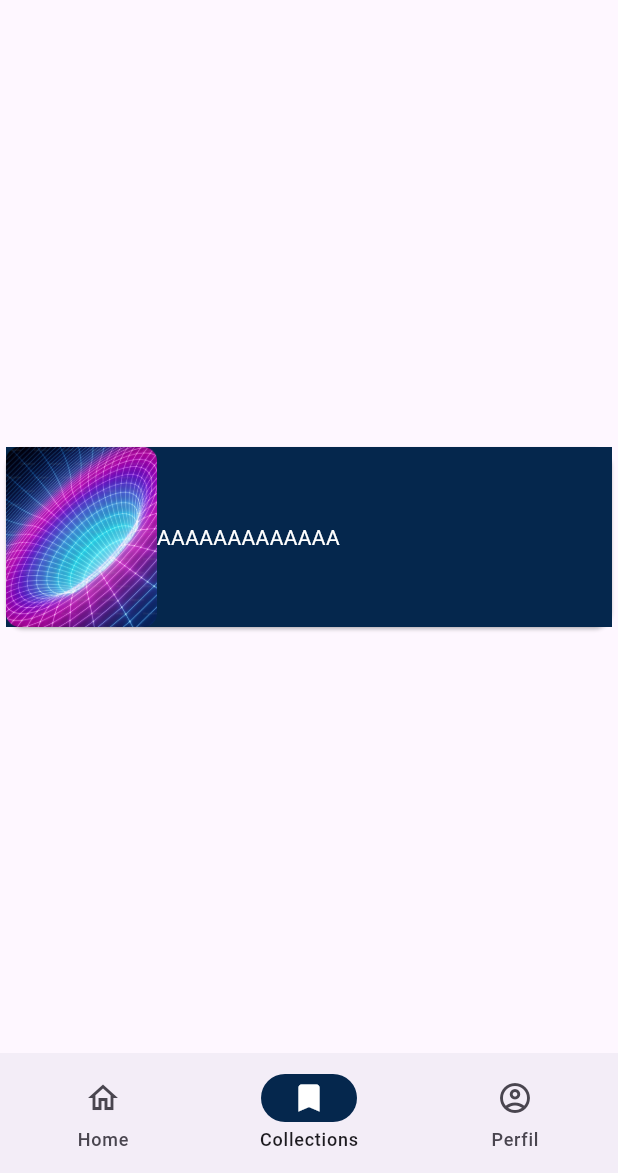
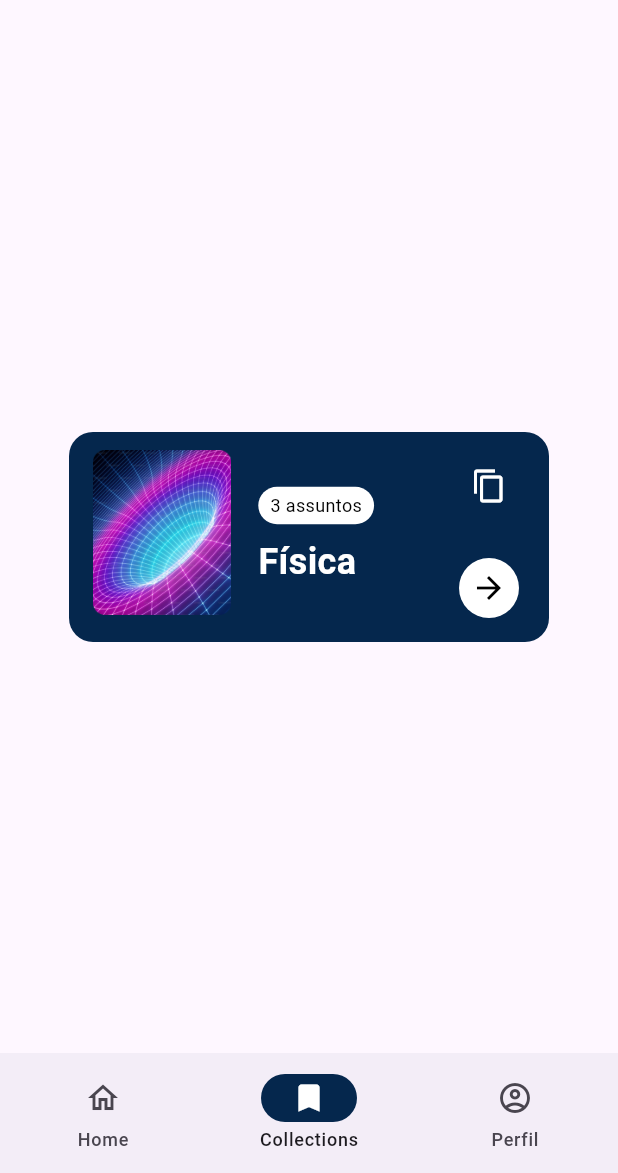
Before and after one commit to IsequielNascimento/aprendoai_front, a Flutter app: the screen it shows after launch, item 2 of the bottom bar chosen, on a phone screen of 412 x 824 dp, the part 63-1236 px from its top. Run offline on Flutter 3.47's test engine with Material 3 defaults, Android fonts, the phone set to English and light mode, and no system bars.

Commit message:
feat:(folder widget): Finish Folders card visual

```diff
--- a/lib/widgets/folders.dart
+++ b/lib/widgets/folders.dart
@@ -1,49 +1,114 @@
 import 'package:flutter/material.dart';
 
-class FoldersWidget extends StatefulWidget {
+class FoldersWidget extends StatelessWidget {
   const FoldersWidget({super.key});
 
   @override
-  State<FoldersWidget> createState() => _FoldersWidgetState();
-}
-
-class _FoldersWidgetState extends State<FoldersWidget> {
-  @override
   Widget build(BuildContext context) {
     return Center(
-      child: Card(
-        child: Column(
-          mainAxisSize: MainAxisSize.min,
-          children: <Widget>[
-            Container(
-              color: Color(0xFF05274D),
+      //Card Style
+      child: Container(
+        width: 320,
+        height: 140,
+        decoration: BoxDecoration(
+          color: const Color(0xFF05274D),
+          borderRadius: BorderRadius.circular(16),
+        ),
+
+        child: Stack(
+          children: [
+
+            Padding(
+              padding: const EdgeInsets.symmetric(horizontal: 16, vertical: 12),
               child: Row(
-                children: <Widget>[
-                  Container(),
-                  Column(
+                crossAxisAlignment: CrossAxisAlignment.start,
+                children: [
+
+                                //Banner
+                                    Column(
                     children: [
                       Container(
                         child: Image.asset(
                           'assets/FisicaBanner.png',
-                          height: 120,
+                          height: 110,
                           fit: BoxFit.cover,
                         ),
                       )
                     ],
                   ),
+
+                  //Text and Subjects Column
+                  Expanded(
+
+                    child:
+                    Padding(padding: EdgeInsets.only(left: 18),
+                    child:
+
+                    Column(
+                      crossAxisAlignment: CrossAxisAlignment.start,
+                      mainAxisAlignment: MainAxisAlignment.center,
+                      children: [
+                        // total Subject
+                        Container(
+                          padding: const EdgeInsets.symmetric(
+                              horizontal: 8, vertical: 4),
+                          decoration: BoxDecoration(
+                            color: Colors.white,
+                            borderRadius: BorderRadius.circular(20),
+                          ),
+                          child: const Text(
+                            '3 assuntos',
+                            style: TextStyle(
+                              fontSize: 12,
+                              color: Colors.black,
+                            ),
+                          ),
+                        ),
+                        const SizedBox(height: 8),
+                        // Title "Física"
+                        const Text(
+                          'Física',
+                          style: TextStyle(
+                            fontSize: 24,
+                            color: Colors.white,
+                            fontWeight: FontWeight.bold,
+                          ),
+                        ),
+                      ],
+                    ),
+                    )
+                  ),
+                  // Action Buttons
                   Column(
                     children: [
-                      Container(
-                        child: Text("AAAAAAAAAAAAA",
-                        style: TextStyle(
-                          color: Colors.white
-                        ),),
-                      )
+                      // Button "Copiar"
+                      IconButton(
+                        onPressed: () {},
+                        icon: const Icon(Icons.copy, color: Colors.white),
+                        tooltip: 'Copiar',
+                      ),
+                      const Spacer(),
+                      // Button "Avançar"
+                      IconButton.filled(
+                        onPressed: () {},
+                        icon: const Icon(
+                            Icons.arrow_forward,
+                            color: Colors.black,
+
+                            ),
+
+                            style: IconButton.styleFrom(
+                              backgroundColor: Colors.white,
+                              minimumSize: Size(6, 6),
+
+                            ),
+                        tooltip: 'Avançar',
+                      ),
                     ],
                   ),
                 ],
               ),
-            )
+            ),
           ],
         ),
       ),
```
